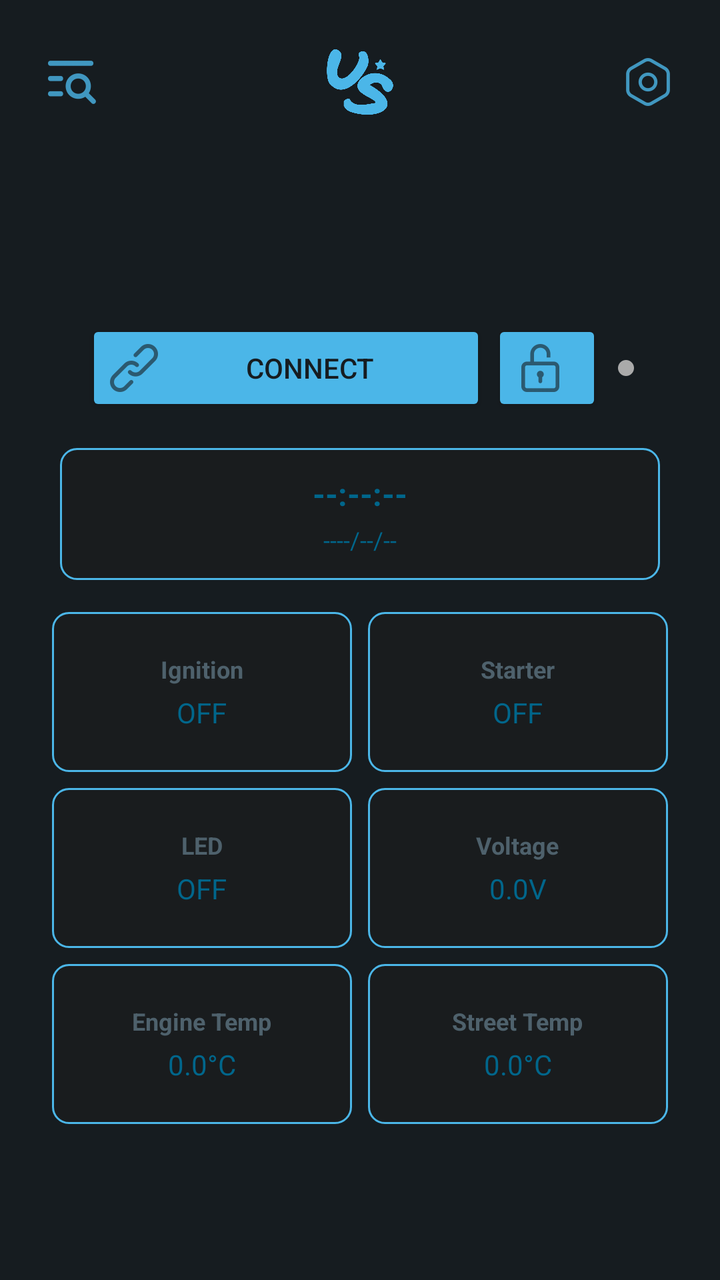
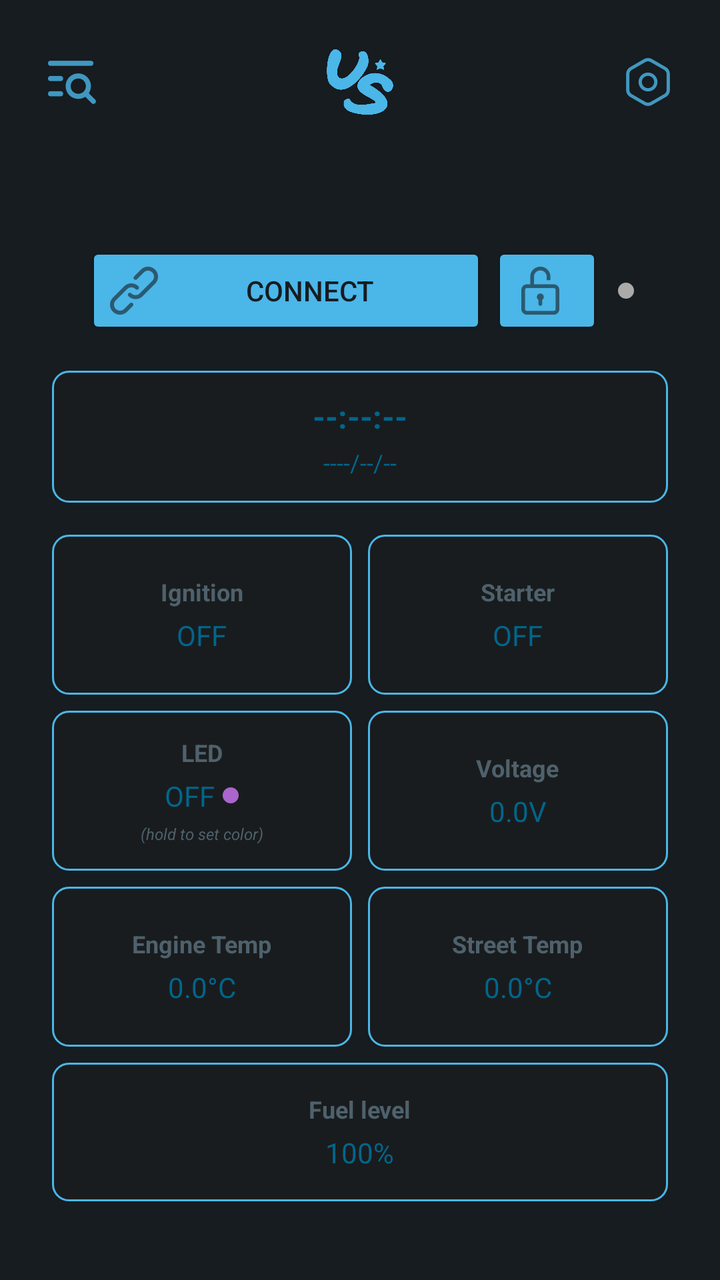

Two renders of the same Android screen: before a commit and after it. Below are the layout's source before the change and the commit's diff.
<!-- AndroidManifest.xml: application theme Theme.Nsline22 -->
<!-- res/layout/activity_main.xml -->
<?xml version="1.0" encoding="utf-8"?>
<LinearLayout xmlns:android="http://schemas.android.com/apk/res/android"
    xmlns:app="http://schemas.android.com/apk/res-auto"
    xmlns:tools="http://schemas.android.com/tools"
    android:layout_width="match_parent"
    android:layout_height="match_parent"
    android:background="@color/background_dark"
    android:orientation="vertical"
    tools:context=".MainActivity">

    
    <RelativeLayout
        android:layout_width="match_parent"
        android:layout_height="wrap_content"
        android:background="@color/background_dark"
        android:padding="16dp">

        <ImageButton
            android:id="@+id/settingsButton"
            android:layout_width="40dp"
            android:layout_height="40dp"
            android:layout_alignParentEnd="true"
            android:layout_centerVertical="true"
            android:background="?attr/selectableItemBackgroundBorderless"
            android:contentDescription="Settings"
            android:scaleType="centerInside"
            android:src="@drawable/ic_settings"
            android:tint="?attr/colorPrimary"/>

        <ImageView
            android:id="@+id/app_icon"
            android:layout_width="40dp"
            android:layout_height="40dp"
            android:contentDescription="UniStart"
            android:src="@drawable/ic_appic"
            android:scaleType="fitCenter"
            android:tint="?attr/colorPrimary"
            android:layout_marginBottom="10dp"
            android:layout_centerHorizontal="true"
            android:layout_centerVertical="true"/>

        <ImageButton
            android:id="@+id/logsButton"
            android:layout_width="40dp"
            android:layout_height="40dp"
            android:layout_alignParentStart="true"
            android:layout_centerVertical="true"
            android:background="?attr/selectableItemBackgroundBorderless"
            android:contentDescription="Open Logs"
            android:scaleType="centerInside"
            android:src="@drawable/ic_visibility_off"
            android:tint="?attr/colorPrimary"/>

    </RelativeLayout>

    
    <ScrollView
        android:layout_width="match_parent"
        android:layout_height="0dp"
        android:layout_weight="1"
        android:fillViewport="true">

        <LinearLayout
            android:layout_width="match_parent"
            android:layout_height="match_parent"
            android:orientation="vertical"
            android:gravity="center">

            <LinearLayout
                android:layout_width="wrap_content"
                android:layout_height="wrap_content"
                android:orientation="vertical"
                android:gravity="center_horizontal"
                android:padding="16dp">

                
                <LinearLayout
                    android:layout_width="wrap_content"
                    android:layout_height="wrap_content"
                    android:orientation="horizontal"
                    android:gravity="center_vertical"
                    android:layout_marginBottom="16dp">

                    <Button
                        android:id="@+id/connectButton"
                        android:layout_width="200dp"
                        android:layout_height="wrap_content"
                        android:text="@string/connect"
                        android:backgroundTint="?attr/colorPrimary"
                        android:textColor="@color/material_dynamic_neutral_variant10"
                        app:cornerRadius="12dp"
                        android:drawableLeft="@drawable/link"
                        android:drawableTint="@color/material_dynamic_neutral_variant10" />

                    <Button
                        android:id="@+id/buttonU"
                        android:layout_width="55dp"
                        android:layout_height="wrap_content"
                        android:backgroundTint="?attr/colorPrimary"
                        android:drawableLeft="@drawable/un"
                        android:text=""
                        android:textColor="@color/black"
                        app:cornerRadius="12dp"
                        android:layout_marginStart="3dp"
                        android:drawableTint="@color/material_dynamic_neutral_variant10" />

                    <View
                        android:id="@+id/connectionIndicator"
                        android:layout_width="8dp"
                        android:layout_height="8dp"
                        android:layout_marginStart="8dp"
                        android:background="@drawable/connection_indicator" />

                </LinearLayout>

                
                <LinearLayout
                    android:layout_width="300dp"
                    android:layout_height="wrap_content"
                    android:orientation="vertical"
                    android:background="@drawable/output_background"
                    android:padding="12dp"
                    android:layout_marginBottom="16dp"
                    android:gravity="center">

                    <TextView
                        android:id="@+id/timeTextView"
                        android:layout_width="wrap_content"
                        android:layout_height="wrap_content"
                        android:text="--:--:--"
                        android:textColor="@color/material_dynamic_primary60"
                        android:textSize="16sp"
                        android:textStyle="bold" />

                    <TextView
                        android:id="@+id/dateTextView"
                        android:layout_width="wrap_content"
                        android:layout_height="wrap_content"
                        android:text="----/--/--"
                        android:textColor="@color/material_dynamic_primary60"
                        android:textSize="12sp"
                        android:layout_marginTop="4dp" />

                </LinearLayout>

                
                <LinearLayout
                    android:layout_width="wrap_content"
                    android:layout_height="wrap_content"
                    android:orientation="vertical"
                    android:gravity="center">

                    
                    <LinearLayout
                        android:layout_width="wrap_content"
                        android:layout_height="wrap_content"
                        android:orientation="horizontal"
                        android:layout_marginBottom="8dp"
                        android:gravity="center">

                        
                        <LinearLayout
                            android:id="@+id/ignitionContainer"
                            android:layout_width="150dp"
                            android:layout_height="80dp"
                            android:orientation="vertical"
                            android:background="@drawable/output_background"
                            android:padding="12dp"
                            android:layout_marginEnd="8dp"
                            android:gravity="center"
                            android:clickable="true"
                            android:focusable="true"
                            android:foreground="?attr/selectableItemBackground">

                            <TextView
                                android:layout_width="wrap_content"
                                android:layout_height="wrap_content"
                                android:text="Ignition"
                                android:textColor="@color/material_dynamic_secondary60"
                                android:textSize="12sp"
                                android:textStyle="bold" />

                            <TextView
                                android:id="@+id/ignitionStatus"
                                android:layout_width="wrap_content"
                                android:layout_height="wrap_content"
                                android:text="OFF"
                                android:textColor="@color/material_dynamic_primary60"
                                android:textSize="14sp"
                                android:layout_marginTop="4dp" />

                        </LinearLayout>

                        
                        <LinearLayout
                            android:id="@+id/starterContainer"
                            android:layout_width="150dp"
                            android:layout_height="80dp"
                            android:orientation="vertical"
                            android:background="@drawable/output_background"
                            android:padding="12dp"
                            android:gravity="center"
                            android:clickable="true"
                            android:focusable="true"
                            android:foreground="?attr/selectableItemBackground">

                            <TextView
                                android:layout_width="wrap_content"
                                android:layout_height="wrap_content"
                                android:text="Starter"
                                android:textColor="@color/material_dynamic_secondary60"
                                android:textSize="12sp"
                                android:textStyle="bold" />

                            <TextView
                                android:id="@+id/starterStatus"
                                android:layout_width="wrap_content"
                                android:layout_height="wrap_content"
                                android:text="OFF"
                                android:textColor="@color/material_dynamic_primary60"
                                android:textSize="14sp"
                                android:layout_marginTop="4dp" />

                        </LinearLayout>

                    </LinearLayout>

                    
                    <LinearLayout
                        android:layout_width="wrap_content"
                        android:layout_height="wrap_content"
                        android:orientation="horizontal"
                        android:layout_marginBottom="8dp"
                        android:gravity="center">

                        
                        <LinearLayout
                            android:id="@+id/ledContainer"
                            android:layout_width="150dp"
                            android:layout_height="80dp"
                            android:orientation="vertical"
                            android:background="@drawable/output_background"
                            android:padding="12dp"
                            android:layout_marginEnd="8dp"
                            android:gravity="center"
                            android:clickable="true"
                            android:focusable="true"
                            android:foreground="?attr/selectableItemBackground">

                            <TextView
                                android:layout_width="wrap_content"
                                android:layout_height="wrap_content"
                                android:text="LED"
                                android:textColor="@color/material_dynamic_secondary60"
                                android:textSize="12sp"
                                android:textStyle="bold" />

                            <TextView
                                android:id="@+id/ledStatus"
                                android:layout_width="wrap_content"
                                android:layout_height="wrap_content"
                                android:text="OFF"
                                android:textColor="@color/material_dynamic_primary60"
                                android:textSize="14sp"
                                android:layout_marginTop="4dp" />

                        </LinearLayout>

                        
                        <LinearLayout
                            android:layout_width="150dp"
                            android:layout_height="80dp"
                            android:orientation="vertical"
                            android:background="@drawable/output_background"
                            android:padding="12dp"
                            android:gravity="center">

                            <TextView
                                android:layout_width="wrap_content"
                                android:layout_height="wrap_content"
                                android:text="Voltage"
                                android:textColor="@color/material_dynamic_secondary60"
                                android:textSize="12sp"
                                android:textStyle="bold" />

                            <TextView
                                android:id="@+id/voltageStatus"
                                android:layout_width="wrap_content"
                                android:layout_height="wrap_content"
                                android:text="0.0V"
                                android:textColor="@color/material_dynamic_primary60"
                                android:textSize="14sp"
                                android:layout_marginTop="4dp" />

                        </LinearLayout>

                    </LinearLayout>

                    
                    <LinearLayout
                        android:layout_width="wrap_content"
                        android:layout_height="wrap_content"
                        android:orientation="horizontal"
                        android:gravity="center">

                        
                        <LinearLayout
                            android:layout_width="150dp"
                            android:layout_height="80dp"
                            android:orientation="vertical"
                            android:background="@drawable/output_background"
                            android:padding="12dp"
                            android:layout_marginEnd="8dp"
                            android:gravity="center">

                            <TextView
                                android:layout_width="wrap_content"
                                android:layout_height="wrap_content"
                                android:text="Engine Temp"
                                android:textColor="@color/material_dynamic_secondary60"
                                android:textSize="12sp"
                                android:textStyle="bold" />

                            <TextView
                                android:id="@+id/engineTempStatus"
                                android:layout_width="wrap_content"
                                android:layout_height="wrap_content"
                                android:text="0.0°C"
                                android:textColor="@color/material_dynamic_primary60"
                                android:textSize="14sp"
                                android:layout_marginTop="4dp" />

                        </LinearLayout>

                        
                        <LinearLayout
                            android:layout_width="150dp"
                            android:layout_height="80dp"
                            android:orientation="vertical"
                            android:background="@drawable/output_background"
                            android:padding="12dp"
                            android:gravity="center">

                            <TextView
                                android:layout_width="wrap_content"
                                android:layout_height="wrap_content"
                                android:text="Street Temp"
                                android:textColor="@color/material_dynamic_secondary60"
                                android:textSize="12sp"
                                android:textStyle="bold" />

                            <TextView
                                android:id="@+id/streetTempStatus"
                                android:layout_width="wrap_content"
                                android:layout_height="wrap_content"
                                android:text="0.0°C"
                                android:textColor="@color/material_dynamic_primary60"
                                android:textSize="14sp"
                                android:layout_marginTop="4dp" />

                        </LinearLayout>

                    </LinearLayout>

                </LinearLayout>

            </LinearLayout>

        </LinearLayout>

    </ScrollView>

</LinearLayout>
<!-- resources referenced by this layout -->
<resources>
  <color name="background_dark">@color/material_dynamic_neutral_variant10</color>
  <color name="black">#FF000000</color>
  <color name="material_dynamic_neutral_variant10">#1C1B1F</color>
  <color name="material_dynamic_primary60">#9A82DB</color>
  <color name="material_dynamic_secondary60">#9A8D9E</color>
  <!-- drawable connection_indicator (drawable) -->
  <shape xmlns:android="http://schemas.android.com/apk/res/android"
      android:shape="oval">
      <solid android:color="@android:color/darker_gray" />
      <size
          android:width="16dp"
          android:height="16dp" />
  </shape>
  <!-- drawable ic_appic: png bitmap (drawable, 139801 bytes) -->
  <!-- drawable ic_settings: png bitmap (drawable-hdpi, 670 bytes) -->
  <!-- drawable ic_visibility_off: png bitmap (drawable-hdpi, 684 bytes) -->
  <!-- drawable link: png bitmap (drawable-hdpi, 674 bytes) -->
  <!-- drawable output_background (drawable) -->
  <shape xmlns:android="http://schemas.android.com/apk/res/android">
      <solid android:color="@color/material_dynamic_neutral10" />
      <stroke android:width="1dp" android:color="?attr/colorPrimary" />
      <corners android:radius="8dp" />
  </shape>
  <!-- drawable un: png bitmap (drawable-hdpi, 617 bytes) -->
  <string name="connect">Connect</string>
  <style name="Theme.Nsline22" parent="Theme.MaterialComponents.DayNight.NoActionBar">
          <item name="android:windowBackground">@color/material_dynamic_neutral_variant10</item>
          <item name="colorPrimary">@color/material_dynamic_primary70</item>
          <item name="editTextStyle">@style/EditTextStyle</item>
          <item name="android:statusBarColor">@color/material_dynamic_neutral_variant10</item>
          <item name="android:navigationBarColor">@color/material_dynamic_neutral_variant10</item>
      </style>
  <color name="material_dynamic_neutral10">#1C1B1F</color>
  <color name="material_dynamic_primary70">#B69DF8</color>
  <style name="EditTextStyle" parent="Widget.MaterialComponents.TextInputLayout.OutlinedBox">
          <item name="boxStrokeColor">@color/material_dynamic_primary70</item>
          <item name="android:textColorHint">@color/material_dynamic_primary70</item>
          <item name="android:textColor">@color/white</item>
          <item name="android:paddingStart">12dp</item>
          <item name="android:paddingEnd">12dp</item>
          <item name="android:paddingTop">8dp</item>
          <item name="android:paddingBottom">8dp</item>
      </style>
  <color name="white">#FFFFFFFF</color>
</resources>

<!-- the commit's change to res/layout/activity_main.xml (unified diff, before → after) -->
@@ -115,7 +115,7 @@
 
                 
                 <LinearLayout
-                    android:layout_width="300dp"
+                    android:layout_width="308dp"
                     android:layout_height="wrap_content"
                     android:orientation="vertical"
                     android:background="@drawable/output_background"
@@ -255,13 +255,38 @@
                                 android:textSize="12sp"
                                 android:textStyle="bold" />
 
-                            <TextView
-                                android:id="@+id/ledStatus"
-                                android:layout_width="wrap_content"
-                                android:layout_height="wrap_content"
-                                android:text="OFF"
-                                android:textColor="@color/material_dynamic_primary60"
-                                android:textSize="14sp"
+                            
+                            <LinearLayout
+                                android:layout_width="wrap_content"
+                                android:layout_height="wrap_content"
+                                android:orientation="horizontal"
+                                android:gravity="center"
+                                android:layout_marginTop="4dp">
+
+                                <TextView
+                                    android:id="@+id/ledStatus"
+                                    android:layout_width="wrap_content"
+                                    android:layout_height="wrap_content"
+                                    android:text="OFF"
+                                    android:textColor="@color/material_dynamic_primary60"
+                                    android:textSize="14sp" />
+
+                                <ImageView
+                                    android:layout_width="8dp"
+                                    android:layout_height="8dp"
+                                    android:layout_marginStart="4dp"
+                                    android:src="@drawable/connection_indicator"
+                                    android:tint="@android:color/holo_purple"/>
+
+                            </LinearLayout>
+
+                            <TextView
+                                android:layout_width="wrap_content"
+                                android:layout_height="wrap_content"
+                                android:text="(hold to set color)"
+                                android:textColor="@color/material_dynamic_secondary60"
+                                android:textSize="8sp"
+                                android:textStyle="italic"
                                 android:layout_marginTop="4dp" />
 
                         </LinearLayout>
@@ -364,6 +389,34 @@
 
                 </LinearLayout>
 
+                <LinearLayout
+                    android:layout_width="308dp"
+                    android:layout_height="wrap_content"
+                    android:orientation="vertical"
+                    android:background="@drawable/output_background"
+                    android:padding="15dp"
+                    android:layout_marginTop="8dp"
+                    android:gravity="center">
+
+                    <TextView
+                        android:layout_width="wrap_content"
+                        android:layout_height="wrap_content"
+                        android:text="Fuel level"
+                        android:textColor="@color/material_dynamic_secondary60"
+                        android:textSize="12sp"
+                        android:textStyle="bold" />
+
+                    <TextView
+                        android:id="@+id/fuelLevel"
+                        android:layout_width="wrap_content"
+                        android:layout_height="wrap_content"
+                        android:text="100%"
+                        android:textColor="@color/material_dynamic_primary60"
+                        android:textSize="14sp"
+                        android:layout_marginTop="4dp" />
+
+                </LinearLayout>
+
             </LinearLayout>
 
         </LinearLayout>
